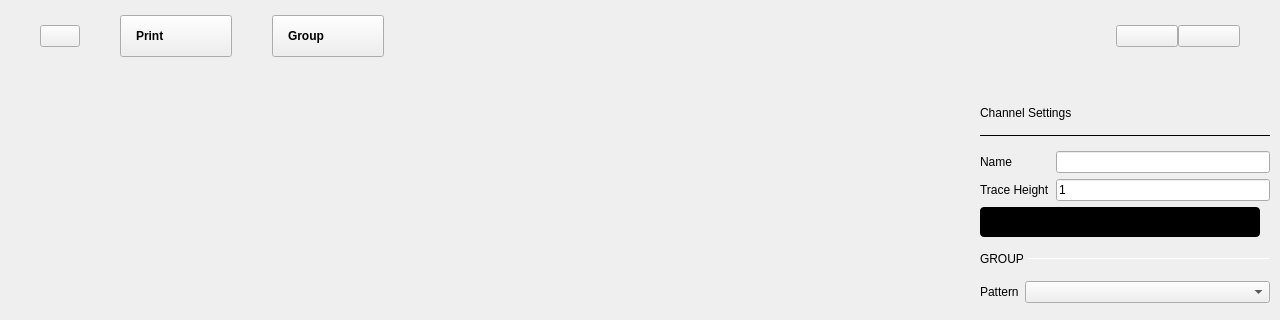
First picture: the form in ui/pattern_generator.ui, repository analogdevicesinc/scopy, before the edit; both pictures show x 0 to 1280 and y 0 to 320 of the 1280 by 654 pixel window.
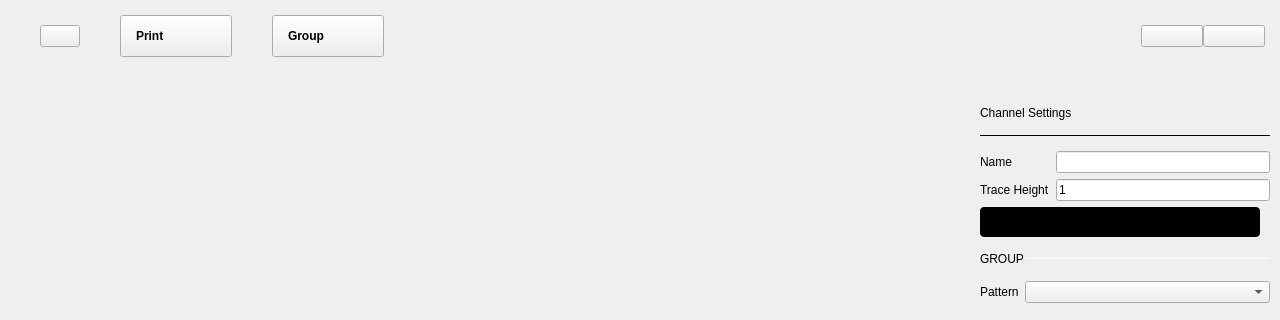
Second picture: the form after the edit. Icons and pictures are not drawn. Custom widgets are drawn as their Qt base class.

Commit message:
general: fix spacing of top right buttons
All tools have the buttons aligned to the right with 15px spacing

```diff
--- a/ui/pattern_generator.ui
+++ b/ui/pattern_generator.ui
@@ -71,7 +71,7 @@
          <number>15</number>
         </property>
         <property name="rightMargin">
-         <number>40</number>
+         <number>15</number>
         </property>
         <property name="bottomMargin">
          <number>9</number>
```
The commit also changes 3 other files.
